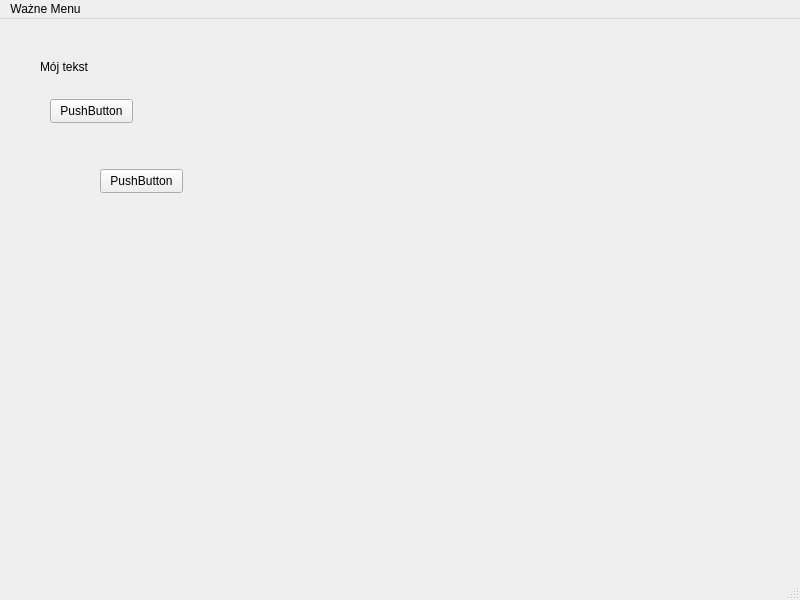
First picture: the form in src/app/mainwindow.ui, repository J4CeX/PROI_monopoly, before the edit.
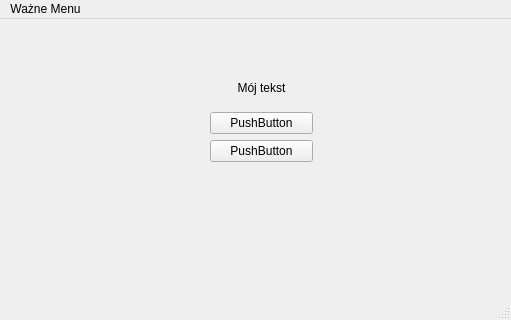
Second picture: the form after the edit.

```diff
--- a/src/app/mainwindow.ui
+++ b/src/app/mainwindow.ui
@@ -6,52 +6,49 @@
    <rect>
     <x>0</x>
     <y>0</y>
-    <width>800</width>
-    <height>600</height>
+    <width>511</width>
+    <height>320</height>
    </rect>
   </property>
   <property name="windowTitle">
    <string>MainWindow</string>
   </property>
   <widget class="QWidget" name="centralwidget">
-   <widget class="QPushButton" name="pushButton">
+   <widget class="QWidget" name="">
     <property name="geometry">
      <rect>
-      <x>50</x>
-      <y>80</y>
-      <width>83</width>
-      <height>24</height>
+      <x>210</x>
+      <y>50</y>
+      <width>103</width>
+      <height>93</height>
      </rect>
     </property>
-    <property name="text">
-     <string>PushButton</string>
-    </property>
-   </widget>
-   <widget class="QPushButton" name="pushButton_2">
-    <property name="geometry">
-     <rect>
-      <x>100</x>
-      <y>150</y>
-      <width>83</width>
-      <height>24</height>
-     </rect>
-    </property>
-    <property name="text">
-     <string>PushButton</string>
-    </property>
-   </widget>
-   <widget class="QLabel" name="label">
-    <property name="geometry">
-     <rect>
-      <x>40</x>
-      <y>40</y>
-      <width>62</width>
-      <height>16</height>
-     </rect>
-    </property>
-    <property name="text">
-     <string>Mój tekst</string>
-    </property>
+    <layout class="QVBoxLayout" name="verticalLayout">
+     <item>
+      <widget class="QLabel" name="label">
+       <property name="text">
+        <string>Mój tekst</string>
+       </property>
+       <property name="alignment">
+        <set>Qt::AlignmentFlag::AlignCenter</set>
+       </property>
+      </widget>
+     </item>
+     <item>
+      <widget class="QPushButton" name="pushButton">
+       <property name="text">
+        <string>PushButton</string>
+       </property>
+      </widget>
+     </item>
+     <item>
+      <widget class="QPushButton" name="pushButton_2">
+       <property name="text">
+        <string>PushButton</string>
+       </property>
+      </widget>
+     </item>
+    </layout>
    </widget>
   </widget>
   <widget class="QMenuBar" name="menubar">
@@ -59,8 +56,8 @@
     <rect>
      <x>0</x>
      <y>0</y>
-     <width>800</width>
-     <height>21</height>
+     <width>511</width>
+     <height>37</height>
     </rect>
    </property>
    <widget class="QMenu" name="menuWa_ne_Menu">
```
